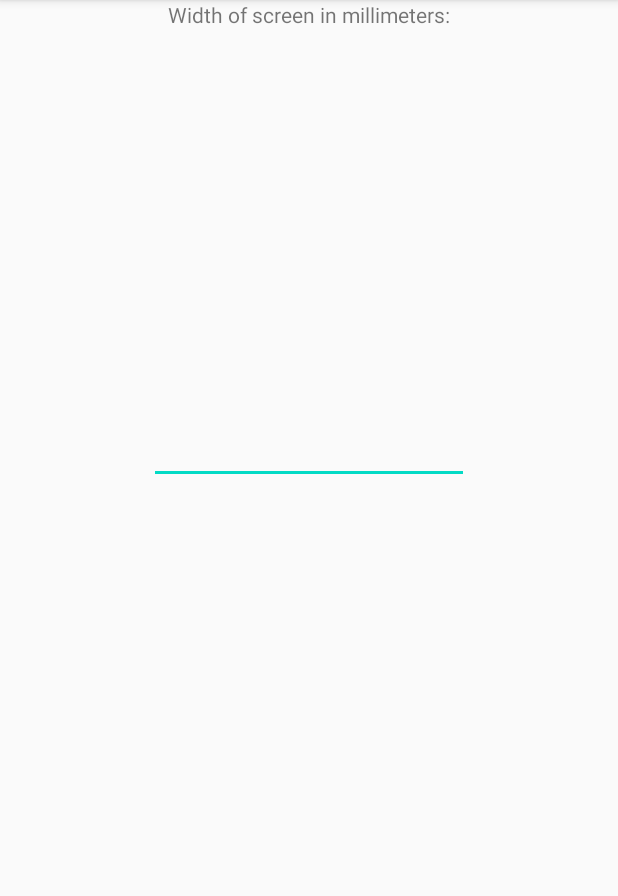
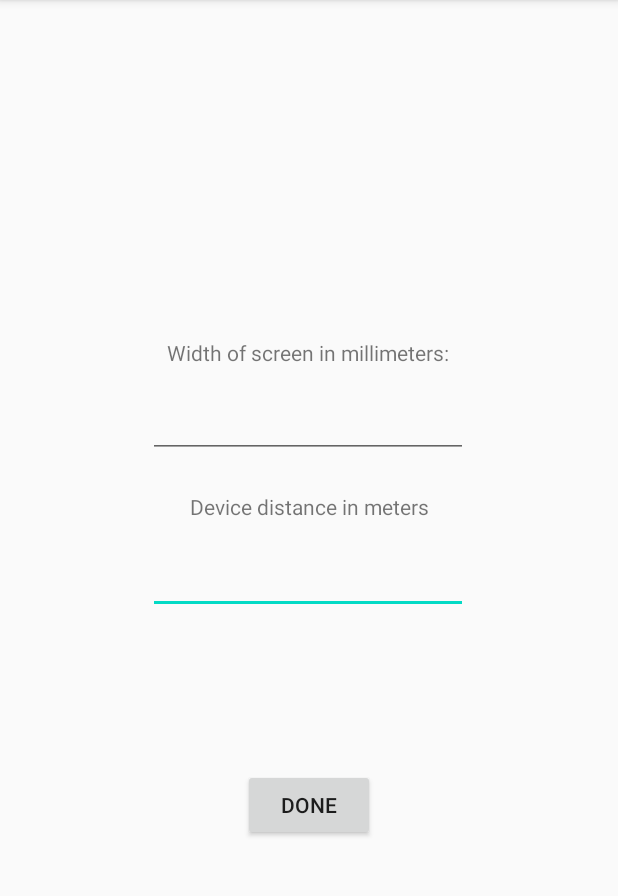
Before and after one commit to pbalint99/VisionTest, an Android app: the CalibrationActivity screen opened directly, with no data from a screen before it, on a phone screen of 412 x 824 dp, the part 84-980 px from its top. Run offline under Robolectric (Android 15) with nearby library versions, the phone set to English and light mode, and no system bars.

Commit message:
Visual Acuity process mostly down, distance calibration.

```diff
--- a/app/src/main/java/hu/bme/mogi/android/visiontest/activities/CalibrationActivity.kt
+++ b/app/src/main/java/hu/bme/mogi/android/visiontest/activities/CalibrationActivity.kt
@@ -16,13 +16,7 @@ class CalibrationActivity: AppCompatActivity() {
         super.onCreate(savedInstanceState)
         setContentView(R.layout.activity_calibration)
 
-        etWidth.setOnKeyListener(object : View.OnKeyListener {
-            override fun onKey(v: View?, keyCode: Int, event: KeyEvent): Boolean {
-                // If the event is a key-down event on the "enter" button
-                if (event.action == KeyEvent.ACTION_DOWN &&
-                    keyCode == KeyEvent.KEYCODE_ENTER
-                ) {
-                    // Perform action on key press
+        doneBtn.setOnClickListener{
             val displayMetrics: DisplayMetrics = applicationContext.resources.displayMetrics
             val dpWidth: Float = displayMetrics.widthPixels / displayMetrics.density
 
@@ -33,17 +27,14 @@ class CalibrationActivity: AppCompatActivity() {
             with(sharedPref.edit()) {
                 putInt("width", etWidth.text.toString().toInt())
                 putFloat("dpWidth",dpWidth)
+                putFloat("distance",etDistance.text.toString().toFloat())
                 apply()
             }
 
-                    Toast.makeText(this@CalibrationActivity, "Width set.", Toast.LENGTH_SHORT)
+            Toast.makeText(this@CalibrationActivity, "All set.", Toast.LENGTH_SHORT)
                 .show()
 
-                    return true
-
-                }
-                return false
-            }
-        })
+            finish()
         }
     }
+}
--- a/app/src/main/res/layout/activity_calibration.xml
+++ b/app/src/main/res/layout/activity_calibration.xml
@@ -6,25 +6,62 @@
     android:layout_height="match_parent">
 
     <TextView
-        android:id="@+id/textView"
+        android:id="@+id/widthTextView"
         android:layout_width="wrap_content"
         android:layout_height="wrap_content"
-        android:layout_marginBottom="42dp"
+        android:layout_marginBottom="15dp"
         android:text="@string/width_of_screen"
-        app:layout_constraintBottom_toTopOf="@+id/editTextNumber"
+        app:layout_constraintBottom_toTopOf="@+id/etWidth"
         app:layout_constraintEnd_toEndOf="parent"
+        app:layout_constraintHorizontal_bias="0.497"
         app:layout_constraintStart_toStartOf="parent" />
+
+    <EditText
+        android:id="@+id/etDistance"
+        android:layout_width="wrap_content"
+        android:layout_height="wrap_content"
+        android:layout_marginTop="364dp"
+        android:autofillHints=""
+        android:ems="10"
+        android:inputType="number"
+        app:layout_constraintEnd_toEndOf="@+id/etWidth"
+        app:layout_constraintHorizontal_bias="0.497"
+        app:layout_constraintStart_toStartOf="@+id/etWidth"
+        app:layout_constraintTop_toTopOf="parent" />
+
+    <TextView
+        android:id="@+id/DistanceTextView"
+        android:layout_width="wrap_content"
+        android:layout_height="wrap_content"
+        android:layout_marginTop="23dp"
+        android:layout_marginBottom="17dp"
+        android:text="@string/device_distance_in_meters"
+        app:layout_constraintBottom_toTopOf="@+id/etDistance"
+        app:layout_constraintEnd_toEndOf="parent"
+        app:layout_constraintStart_toStartOf="parent"
+        app:layout_constraintTop_toBottomOf="@+id/etWidth" />
 
     <EditText
         android:id="@+id/etWidth"
         android:layout_width="wrap_content"
         android:layout_height="wrap_content"
-        android:layout_marginTop="277dp"
+        android:layout_marginTop="260dp"
+        android:autofillHints=""
         android:ems="10"
         android:inputType="number"
         app:layout_constraintEnd_toEndOf="parent"
+        app:layout_constraintHorizontal_bias="0.497"
         app:layout_constraintStart_toStartOf="parent"
-        app:layout_constraintTop_toTopOf="parent"
-        android:autofillHints="" />
+        app:layout_constraintTop_toTopOf="parent" />
+
+    <Button
+        android:id="@+id/doneBtn"
+        android:layout_width="wrap_content"
+        android:layout_height="wrap_content"
+        android:text="@string/done"
+        app:layout_constraintBottom_toBottomOf="parent"
+        app:layout_constraintEnd_toEndOf="parent"
+        app:layout_constraintStart_toStartOf="parent"
+        app:layout_constraintTop_toBottomOf="@+id/etWidth" />
 
 </androidx.constraintlayout.widget.ConstraintLayout>
--- a/app/src/main/res/values/strings.xml
+++ b/app/src/main/res/values/strings.xml
@@ -2,4 +2,6 @@
     <string name="app_name">Vision Test</string>
     <string name="visual_acuity_test">Visual Acuity Test</string>
     <string name="width_of_screen">Width of screen in millimeters:</string>
+    <string name="device_distance_in_meters">Device distance in meters</string>
+    <string name="done">Done</string>
 </resources>
```
Also changed, not shown: app/src/main/java/hu/bme/mogi/android/visiontest/activities/VATestActivity.kt (+63 -6 lines), app/src/main/res/layout/activity_vatest.xml (+40 -1 lines). Lines whose indentation alone changed are shown as unchanged.
